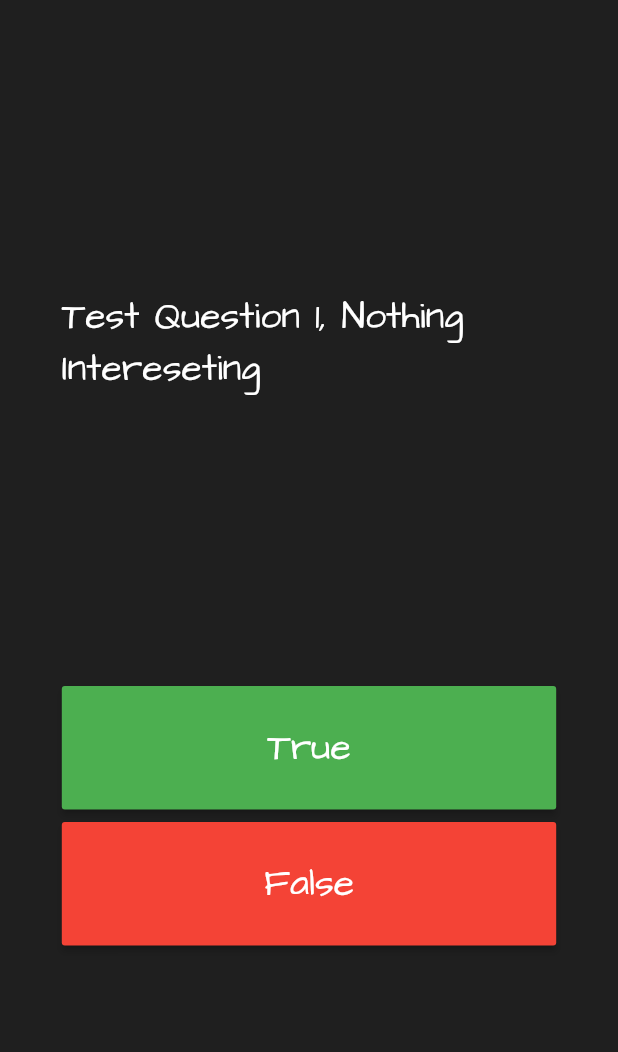
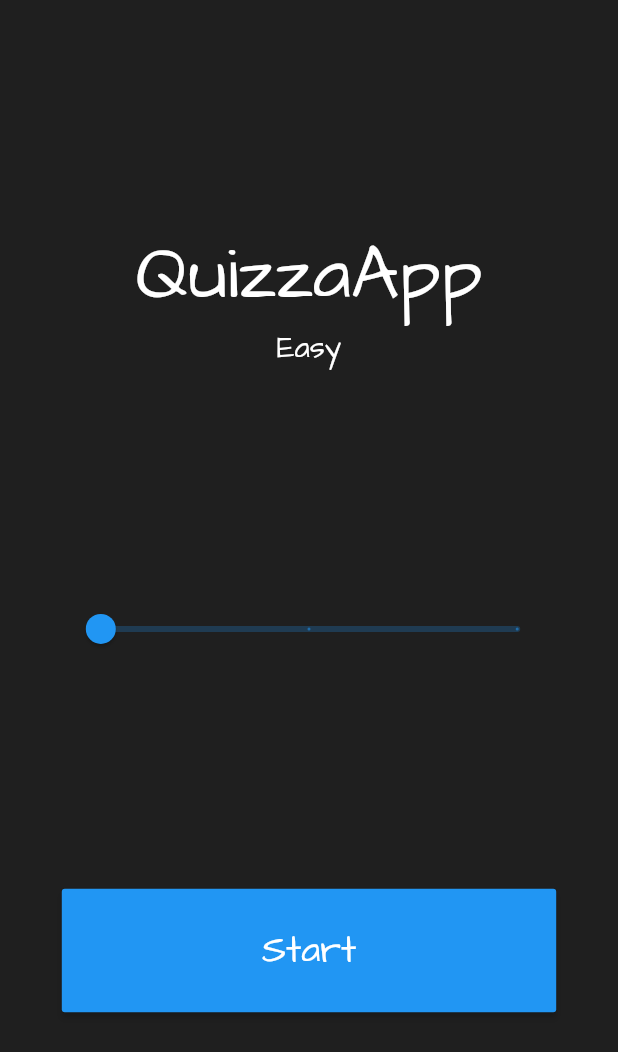
Before and after one commit to Klimek777/quizapp, a Flutter app: the screen it shows after launch, on a phone screen of 412 x 824 dp. Shown: the top 1052 px of the screen. Run offline on Flutter 3.47's test engine with Material 2 defaults, Android fonts, the phone set to English and light mode, and no system bars; our stand-ins replace dio.

Commit message:
dio, provider, home page implementation -  app finished

```diff
--- a/lib/main.dart
+++ b/lib/main.dart
@@ -1,5 +1,6 @@
 import 'package:flutter/material.dart';
 import 'package:quizapp/pages/game_page.dart';
+import 'package:quizapp/pages/home_page.dart';
 
 void main() {
   runApp(const MyApp());
@@ -17,7 +18,7 @@ class MyApp extends StatelessWidget {
         scaffoldBackgroundColor: const Color.fromRGBO(31, 31, 31, 1.0),
         primarySwatch: Colors.blue,
       ),
-      home: GamePage(),
+      home: HomePage(),
     );
   }
 }
--- /dev/null
+++ b/lib/pages/home_page.dart
@@ -0,0 +1,103 @@
+import 'package:flutter/material.dart';
+import 'package:quizapp/pages/game_page.dart';
+
+class HomePage extends StatefulWidget {
+  const HomePage({super.key});
+
+  @override
+  State<HomePage> createState() => _HomePageState();
+}
+
+class _HomePageState extends State<HomePage> {
+  double? _deviceHeigh, _deviceWidth;
+
+  double _currentDifficultyLevel = 0;
+
+  final List<String> _difficultyTexts = ["Easy", "Medium", "Hard"];
+
+  @override
+  Widget build(BuildContext context) {
+    _deviceHeigh = MediaQuery.of(context).size.height;
+    _deviceWidth = MediaQuery.of(context).size.width;
+    return Scaffold(
+      body: SafeArea(
+          child: Container(
+        padding: EdgeInsets.symmetric(horizontal: _deviceWidth! * 0.10),
+        child: Center(
+            child: Column(
+          mainAxisAlignment: MainAxisAlignment.spaceEvenly,
+          crossAxisAlignment: CrossAxisAlignment.center,
+          mainAxisSize: MainAxisSize.max,
+          children: [
+            _appTitle(),
+            _difficultySlider(),
+            _startGameButton(),
+          ],
+        )),
+      )),
+    );
+  }
+
+  Widget _appTitle() {
+    return Column(
+      children: [
+        const Text(
+          "QuizzaApp",
+          style: TextStyle(
+            color: Colors.white,
+            fontSize: 50,
+            fontWeight: FontWeight.w500,
+          ),
+        ),
+        Text(
+          _difficultyTexts[_currentDifficultyLevel.toInt()],
+          style: TextStyle(
+            color: Colors.white,
+            fontSize: 20,
+            fontWeight: FontWeight.w500,
+          ),
+        ),
+      ],
+    );
+  }
+
+  Widget _difficultySlider() {
+    return Slider(
+        label: "Difficulty",
+        min: 0,
+        max: 2,
+        divisions: 2,
+        value: _currentDifficultyLevel,
+        onChanged: (_value) {
+          setState(() {
+            _currentDifficultyLevel = _value;
+          });
+        });
+  }
+
+  Widget _startGameButton() {
+    return MaterialButton(
+      onPressed: () {
+        Navigator.push(
+          context,
+          MaterialPageRoute(
+            builder: (BuildContext _context) {
+              return GamePage(
+                difficultyLevel:
+                    _difficultyTexts[_currentDifficultyLevel.toInt()]
+                        .toLowerCase(),
+              );
+            },
+          ),
+        );
+      },
+      color: Colors.blue,
+      minWidth: _deviceWidth! * 0.80,
+      height: _deviceHeigh! * 0.10,
+      child: const Text(
+        "Start",
+        style: TextStyle(color: Colors.white, fontSize: 25),
+      ),
+    );
+  }
+}
```
Also changed, not shown: lib/pages/game_page.dart (+31 -5 lines), lib/providers/game_page_provider.dart (added, +95 -0 lines).
